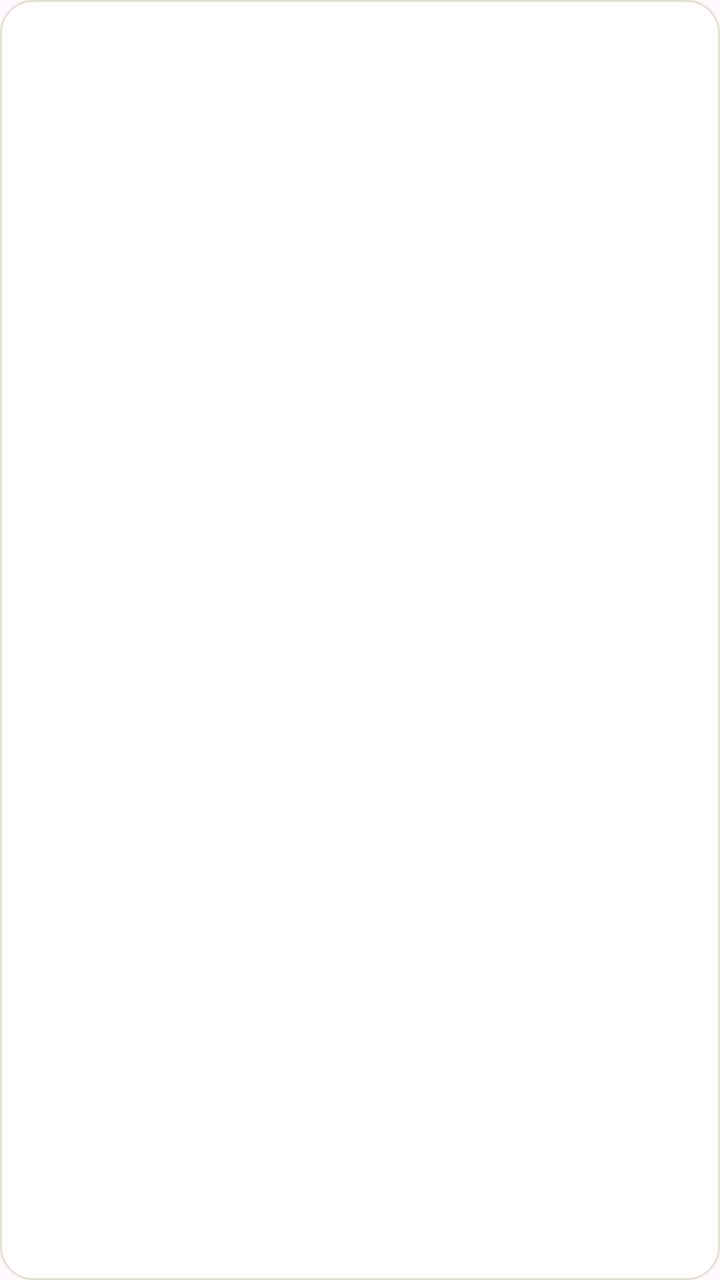
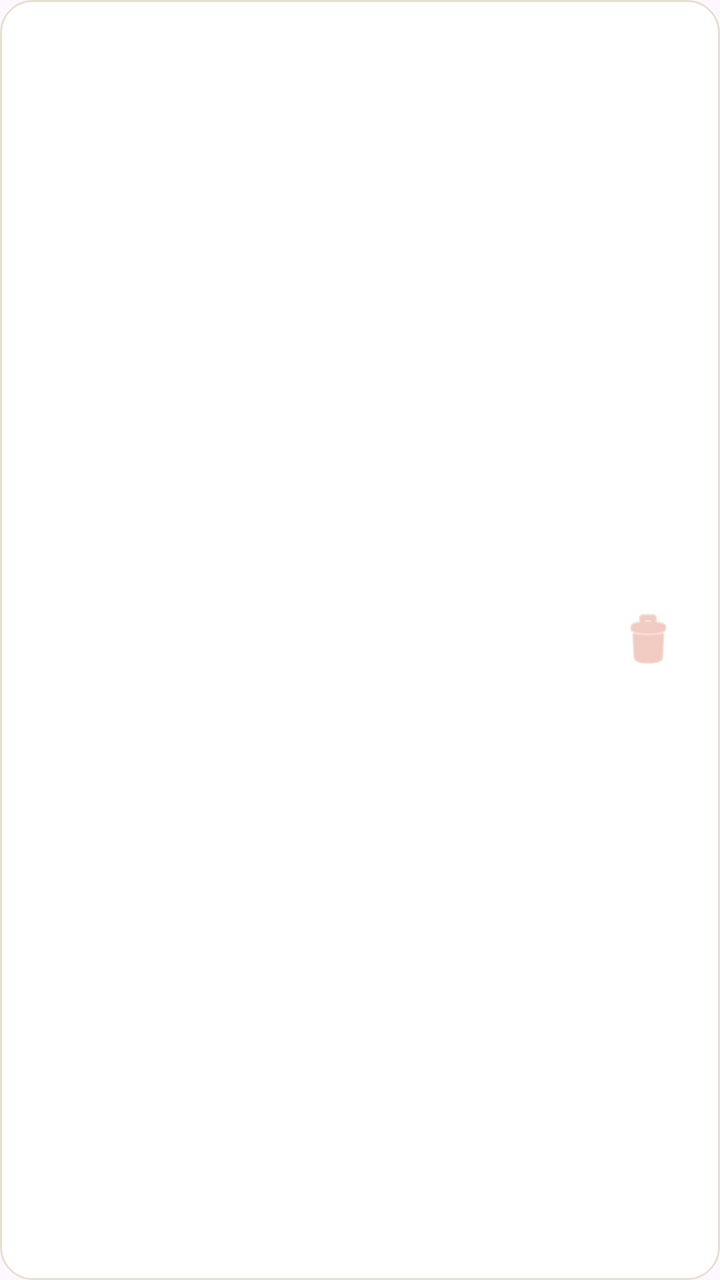

Before-and-after screenshots of an Android layout around one commit, followed by the original layout XML and the change that was made.
<!-- AndroidManifest.xml: application theme Theme.SmartPantryManager -->
<!-- res/layout/item_pantry.xml -->
<?xml version="1.0" encoding="utf-8"?>
<androidx.constraintlayout.widget.ConstraintLayout
    xmlns:android="http://schemas.android.com/apk/res/android"
    xmlns:app="http://schemas.android.com/apk/res-auto"
    android:layout_width="match_parent"
    android:layout_height="wrap_content"
    android:layout_margin="8dp"
    android:padding="12dp"
    android:background="@drawable/bg_card_rounded">

    
    <TextView
        android:id="@+id/textItemName"
        android:layout_width="0dp"
        android:layout_height="wrap_content"
        android:textColor="@color/text_primary"
        android:textSize="18sp"
        android:textStyle="bold"
        app:layout_constraintTop_toTopOf="parent"
        app:layout_constraintStart_toStartOf="parent"
        app:layout_constraintEnd_toEndOf="parent" />

    
    <TextView
        android:id="@+id/textItemQuantity"
        android:layout_width="0dp"
        android:layout_height="wrap_content"
        android:textColor="@color/text_secondary"
        android:textSize="14sp"
        android:paddingTop="2dp"
        app:layout_constraintTop_toBottomOf="@id/textItemName"
        app:layout_constraintStart_toStartOf="parent"
        app:layout_constraintEnd_toEndOf="parent" />

    
    <TextView
        android:id="@+id/textItemExpiry"
        android:layout_width="0dp"
        android:layout_height="wrap_content"
        android:textColor="@color/text_secondary"
        android:textSize="13sp"
        android:paddingTop="2dp"
        android:visibility="gone"
        app:layout_constraintTop_toBottomOf="@id/textItemQuantity"
        app:layout_constraintStart_toStartOf="parent"
        app:layout_constraintEnd_toEndOf="parent"
        app:layout_constraintBottom_toBottomOf="parent" />

</androidx.constraintlayout.widget.ConstraintLayout>
<!-- resources referenced by this layout -->
<resources>
  <color name="text_primary">#3D3B36</color>
  <color name="text_secondary">#8A8578</color>
  <!-- drawable bg_card_rounded (drawable) -->
  <?xml version="1.0" encoding="utf-8"?>
  <shape xmlns:android="http://schemas.android.com/apk/res/android"
      android:shape="rectangle">
  
      <solid android:color="@color/card_surface" />
  
      <corners android:radius="16dp" />
  
      <stroke
          android:width="1dp"
          android:color="@color/soft_border" />
  </shape>
  <style name="Theme.SmartPantryManager" parent="Base.Theme.SmartPantryManager" />
  <color name="card_surface">#FFFFFF</color>
  <color name="soft_border">#E6E0D4</color>
  <style name="Base.Theme.SmartPantryManager" parent="Theme.Material3.DayNight.NoActionBar">
          
          
      </style>
</resources>

<!-- the commit's change to res/layout/item_pantry.xml (unified diff, before → after) -->
@@ -46,4 +46,17 @@
         app:layout_constraintEnd_toEndOf="parent"
         app:layout_constraintBottom_toBottomOf="parent" />
 
+    
+    <ImageButton
+        android:id="@+id/buttonDeleteItem"
+        android:layout_width="48dp"
+        android:layout_height="48dp"
+        android:background="?android:attr/selectableItemBackgroundBorderless"
+        android:contentDescription="@string/delete_item"
+        android:src="@android:drawable/ic_menu_delete"
+        app:tint="@color/soft_coral"
+        app:layout_constraintTop_toTopOf="parent"
+        app:layout_constraintBottom_toBottomOf="parent"
+        app:layout_constraintEnd_toEndOf="parent" />
+
 </androidx.constraintlayout.widget.ConstraintLayout>
<!-- resource entries referenced after the edit -->
@@ -1,5 +1,6 @@
 <!-- resources referenced by this layout -->
 <resources>
+  <color name="soft_coral">#E8A798</color>
   <color name="text_primary">#3D3B36</color>
   <color name="text_secondary">#8A8578</color>
   <!-- drawable bg_card_rounded (drawable) -->
@@ -15,6 +16,7 @@
           android:width="1dp"
           android:color="@color/soft_border" />
   </shape>
+  <string name="delete_item">Delete ingredient</string>
   <style name="Theme.SmartPantryManager" parent="Base.Theme.SmartPantryManager" />
   <color name="card_surface">#FFFFFF</color>
   <color name="soft_border">#E6E0D4</color>
